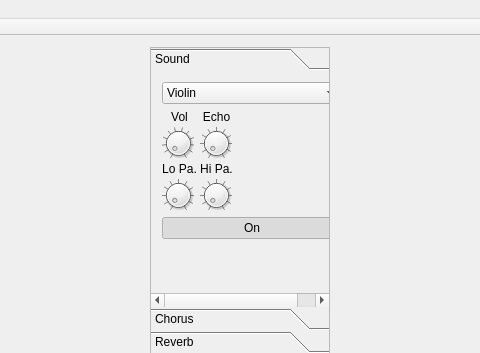
Old version of the form mainwindow.ui in the repository 607011/termenvox; both pictures show x 247 to 727 and y 0 to 353 of the 975 by 456 pixel window.
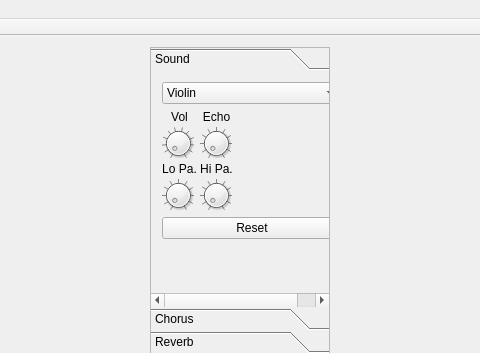
New version of the form. The open tabs and pages were chosen to show the change.

Commit message: On/Off- ist jetzt ein Reset-Knopf. Wiederherstellung der Effektliste korrigiert.

The edit to the form file:
```diff
--- a/mainwindow.ui
+++ b/mainwindow.ui
@@ -47,7 +47,7 @@
          <x>0</x>
          <y>0</y>
          <width>180</width>
-         <height>180</height>
+         <height>234</height>
         </rect>
        </property>
        <attribute name="label">
@@ -357,13 +357,13 @@
         <item row="3" column="0">
          <widget class="QPushButton" name="onOffPushButton">
           <property name="text">
-           <string>On</string>
+           <string>Reset</string>
           </property>
           <property name="checkable">
-           <bool>true</bool>
+           <bool>false</bool>
           </property>
           <property name="checked">
-           <bool>true</bool>
+           <bool>false</bool>
           </property>
           <property name="flat">
            <bool>false</bool>
```
Left out of the diff: 18 changed lines with no effect on the pictures. The commit also changes 4 other files.
